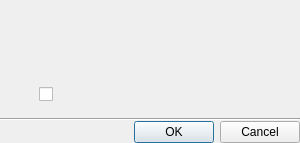
Qt form client/libclient/src/ui/dialogs/common/message_box.ui (networkoptix/nx_open) before a commit.
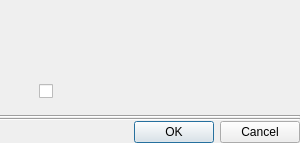
The same form after that commit.

What changed in the file:
```diff
--- a/client/libclient/src/ui/dialogs/common/message_box.ui
+++ b/client/libclient/src/ui/dialogs/common/message_box.ui
@@ -101,6 +101,13 @@
      </item>
     </layout>
    </item>
+   <item>
+    <widget class="Line" name="secondaryLine">
+     <property name="orientation">
+      <enum>Qt::Horizontal</enum>
+     </property>
+    </widget>
+   </item>
    <item>
     <widget class="Line" name="line">
      <property name="orientation">
```
